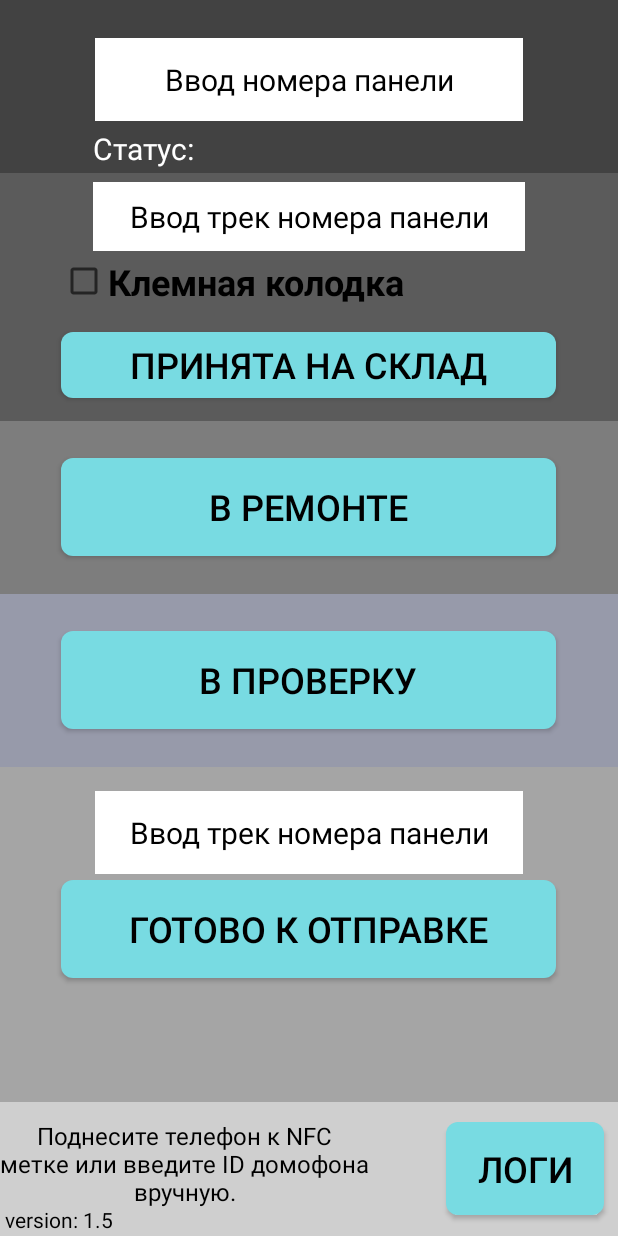
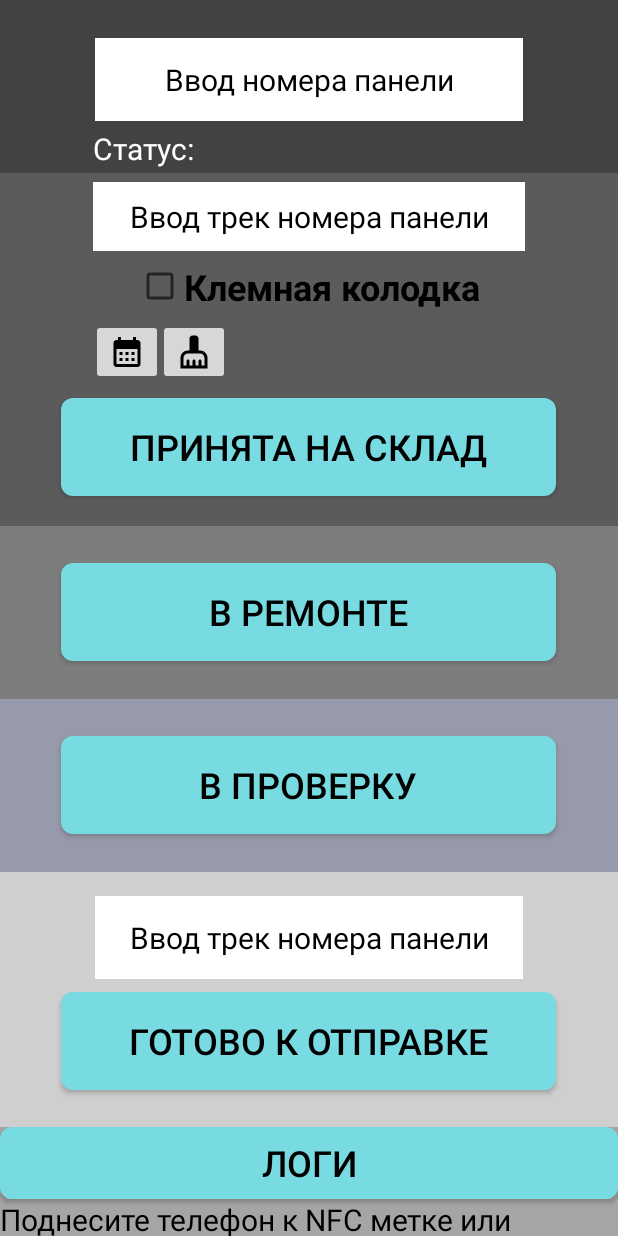
Before and after one commit to maxlukyrabbit/Sputnik, an Android app: the screen it shows after launch (MainActivity), on a phone screen of 412 x 824 dp. Run offline under Robolectric (Android 15) with nearby library versions, the phone set to English and light mode, and no system bars; libraries missing offline, so code that uses them is left out: com.google.firebase.crashlytics.

Commit message:
version 1.7

```diff
--- a/My_Application/app/src/main/java/com/example/my_application/Change_stage.java
+++ b/My_Application/app/src/main/java/com/example/my_application/Change_stage.java
@@ -111,7 +111,7 @@ public class Change_stage {
         return status;
     }
 
-    public static String Accepted_warehouse(String id_deal, String in_track_number, String id_panel, Context context, boolean flag, boolean checkBox) {
+    public static String Accepted_warehouse(String id_deal, String in_track_number, String id_panel, Context context, boolean flag, boolean checkBox, String date) {
 
         String err = null;
         String result = null;
@@ -130,6 +130,9 @@ public class Change_stage {
                 }
                 else {
                     terminal_block.terminal_block(id_deal, "0");
+                }
+                if (date.length() != 0){
+                    changing_date_receipt.changing_date(id_deal, date);
                 }
                 logsTXT.LogsWriter(context, "Успех:", id_panel, "принято на склад");
             }
--- /dev/null
+++ b/My_Application/app/src/main/res/drawable/baseline_calendar_month_24.xml
@@ -0,0 +1,5 @@
+<vector android:height="24dp" android:tint="#FFFFFF"
+    android:viewportHeight="24" android:viewportWidth="24"
+    android:width="24dp" xmlns:android="http://schemas.android.com/apk/res/android">
+    <path android:fillColor="@android:color/white" android:pathData="M19,4h-1V2h-2v2H8V2H6v2H5C3.89,4 3.01,4.9 3.01,6L3,20c0,1.1 0.89,2 2,2h14c1.1,0 2,-0.9 2,-2V6C21,4.9 20.1,4 19,4zM19,20H5V10h14V20zM9,14H7v-2h2V14zM13,14h-2v-2h2V14zM17,14h-2v-2h2V14zM9,18H7v-2h2V18zM13,18h-2v-2h2V18zM17,18h-2v-2h2V18z"/>
+</vector>
--- /dev/null
+++ b/My_Application/app/src/main/res/drawable/baseline_calendar_month_24_new.xml
@@ -0,0 +1,5 @@
+<vector android:height="24dp" android:tint="#000000"
+    android:viewportHeight="24" android:viewportWidth="24"
+    android:width="24dp" xmlns:android="http://schemas.android.com/apk/res/android">
+    <path android:fillColor="@android:color/white" android:pathData="M19,4h-1V2h-2v2H8V2H6v2H5C3.89,4 3.01,4.9 3.01,6L3,20c0,1.1 0.89,2 2,2h14c1.1,0 2,-0.9 2,-2V6C21,4.9 20.1,4 19,4zM19,20H5V10h14V20zM9,14H7v-2h2V14zM13,14h-2v-2h2V14zM17,14h-2v-2h2V14zM9,18H7v-2h2V18zM13,18h-2v-2h2V18zM17,18h-2v-2h2V18z"/>
+</vector>
--- /dev/null
+++ b/My_Application/app/src/main/res/drawable/baseline_cleaning_services_24.xml
@@ -0,0 +1,5 @@
+<vector android:height="24dp" android:tint="#000000"
+    android:viewportHeight="24" android:viewportWidth="24"
+    android:width="24dp" xmlns:android="http://schemas.android.com/apk/res/android">
+    <path android:fillColor="@android:color/white" android:pathData="M16,11h-1V3c0,-1.1 -0.9,-2 -2,-2h-2C9.9,1 9,1.9 9,3v8H8c-2.76,0 -5,2.24 -5,5v7h18v-7C21,13.24 18.76,11 16,11zM19,21h-2v-3c0,-0.55 -0.45,-1 -1,-1s-1,0.45 -1,1v3h-2v-3c0,-0.55 -0.45,-1 -1,-1s-1,0.45 -1,1v3H9v-3c0,-0.55 -0.45,-1 -1,-1s-1,0.45 -1,1v3H5v-5c0,-1.65 1.35,-3 3,-3h8c1.65,0 3,1.35 3,3V21z"/>
+</vector>
--- a/My_Application/app/src/main/res/layout/activity_main.xml
+++ b/My_Application/app/src/main/res/layout/activity_main.xml
@@ -7,7 +7,14 @@
     android:background="#A5A5A5"
     tools:context=".MainActivity">
 
+    <ScrollView
+        android:layout_width="match_parent"
+        android:layout_height="match_parent">
 
+        <LinearLayout
+            android:layout_width="match_parent"
+            android:layout_height="wrap_content"
+            android:orientation="vertical">
             <RelativeLayout
                 android:id="@+id/firsit"
                 android:layout_width="match_parent"
@@ -91,13 +98,34 @@
 
                 android:id="@+id/second"
                 android:layout_width="match_parent"
-        android:layout_height="165dp"
+                android:layout_height="235dp"
                 android:background="#5B5B5B"
                 app:layout_constraintEnd_toEndOf="parent"
                 app:layout_constraintHorizontal_bias="0.0"
                 app:layout_constraintStart_toStartOf="parent"
                 app:layout_constraintTop_toBottomOf="@+id/firsit">
 
+
+                <ImageButton
+                    android:id="@+id/calendar_button"
+                    android:layout_width="wrap_content"
+                    android:layout_height="wrap_content"
+                    android:layout_below="@+id/Terminal_block"
+                    android:layout_marginStart="-260dp"
+                    android:layout_marginTop="5dp"
+                    android:layout_toEndOf="@+id/Terminal_block"
+                    app:srcCompat="@drawable/baseline_calendar_month_24_new" />
+
+                <ImageButton
+                    android:id="@+id/clear_button"
+                    android:layout_width="wrap_content"
+                    android:layout_height="wrap_content"
+                    android:layout_below="@+id/Terminal_block"
+                    android:layout_marginStart="-215dp"
+                    android:layout_marginTop="5dp"
+                    android:onClick="clean_date"
+                    android:layout_toEndOf="@+id/Terminal_block"
+                    app:srcCompat="@drawable/baseline_cleaning_services_24" />
 
                 <EditText
                     android:id="@+id/track_number1"
@@ -108,21 +136,21 @@
                     android:layout_marginTop="6dp"
                     android:background="#ffffff"
                     android:ems="10"
-            android:textSize="20dp"
                     android:gravity="center"
                     android:hint="@string/track_number"
                     android:inputType="text"
                     android:textAlignment="center"
                     android:textColor="@color/black"
-            android:textColorHint="@color/black" />
+                    android:textColorHint="@color/black"
+                    android:textSize="20dp" />
 
                 <Button
                     android:id="@+id/button"
                     android:layout_width="330dp"
-            android:layout_height="44dp"
+                    android:layout_height="65dp"
                     android:layout_alignParentTop="true"
                     android:layout_centerHorizontal="true"
-            android:layout_marginTop="106dp"
+                    android:layout_marginTop="150dp"
                     android:background="@drawable/rectangle_shape"
                     android:gravity="center"
                     android:radius="90dp"
@@ -130,6 +158,7 @@
                     android:text="@string/button1"
                     android:textColor="@color/black"
                     android:textSize="24dp"
+
                     app:layout_constraintBottom_toBottomOf="parent"
                     app:layout_constraintEnd_toEndOf="parent"
                     app:layout_constraintHorizontal_bias="0.518"
@@ -142,14 +171,25 @@
                     android:id="@+id/Terminal_block"
                     android:layout_width="wrap_content"
                     android:layout_height="wrap_content"
-            android:layout_alignParentStart="true"
                     android:layout_alignParentTop="true"
-            android:layout_marginStart="40dp"
-            android:layout_marginTop="56dp"
+                    android:layout_centerHorizontal="true"
+                    android:layout_marginTop="59dp"
+                    android:text="Клемная колодка"
                     android:textSize="24dp"
+                    android:textStyle="bold" />
 
-            android:text="Клемная колодка"
-            android:textStyle="bold"/>
+                <TextView
+                    android:id="@+id/date_text"
+                    android:layout_width="wrap_content"
+                    android:layout_height="wrap_content"
+                    android:layout_below="@+id/Terminal_block"
+                    android:layout_marginStart="63dp"
+                    android:layout_marginTop="7dp"
+                    android:layout_toEndOf="@+id/calendar_button"
+
+                    android:textColor="@color/black"
+                    android:textSize="24dp"
+                    android:textStyle="bold" />
 
             </RelativeLayout>
 
@@ -205,59 +245,13 @@
             <RelativeLayout
                 android:id="@+id/fifth"
                 android:layout_width="match_parent"
-        android:layout_height="89dp"
+                android:layout_height="170dp"
                 android:background="#CFCFCF"
                 app:layout_constraintBottom_toBottomOf="parent"
                 app:layout_constraintEnd_toEndOf="parent"
                 app:layout_constraintHorizontal_bias="0.0"
                 app:layout_constraintStart_toStartOf="parent">
 
-        <Button
-            android:id="@+id/Logs"
-            android:gravity="center"
-            android:layout_width="105dp"
-            android:layout_height="62dp"
-            android:layout_alignParentTop="true"
-            android:layout_alignParentEnd="true"
-            android:layout_marginTop="13dp"
-            android:layout_marginEnd="9dp"
-            android:background="@drawable/rectangle_shape"
-
-            android:onClick="startLogs"
-            android:text="Логи"
-            android:textColor="@color/black"
-            android:textSize="24dp"
-            app:layout_constraintBottom_toBottomOf="parent"
-            app:layout_constraintEnd_toEndOf="parent" />
-
-        <TextView
-            android:id="@+id/textView"
-            android:layout_width="246dp"
-            android:layout_height="64dp"
-            android:layout_alignParentTop="true"
-            android:layout_marginTop="11dp"
-            android:text="@string/NFC_inf"
-            android:textAlignment="center"
-            android:textColor="@color/black"
-            android:textSize="16dp"
-            app:layout_constraintBottom_toBottomOf="parent"
-            app:layout_constraintEnd_toEndOf="parent"
-            app:layout_constraintHorizontal_bias="0.038"
-            app:layout_constraintStart_toStartOf="parent" />
-
-        <TextView
-            android:id="@+id/version"
-            android:layout_width="wrap_content"
-            android:layout_height="wrap_content"
-            android:layout_alignParentStart="true"
-            android:layout_alignParentBottom="true"
-            android:layout_marginStart="3dp"
-            android:layout_marginBottom="1dp"
-            android:text="version: 1.5"
-            android:textColor="@color/black" />
-
-
-    </RelativeLayout>
 
                 <EditText
                     android:id="@+id/track_number2"
@@ -275,20 +269,19 @@
                     android:gravity="center"
                     android:textColorHint="@color/black"
                     app:layout_constraintEnd_toEndOf="parent"
-        app:layout_constraintStart_toStartOf="parent"
-        app:layout_constraintTop_toBottomOf="@+id/sixth" />
+                    app:layout_constraintStart_toStartOf="parent" />
 
                 <Button
                     android:id="@+id/button2"
                     android:layout_width="330dp"
                     android:layout_height="65dp"
+                    android:layout_alignParentTop="true"
+                    android:layout_marginTop="80dp"
+                    android:background="@drawable/rectangle_shape"
                     android:gravity="center"
-        android:layout_marginTop="4dp"
-
-        android:background="@drawable/rectangle_shape"
                     android:text="@string/button2"
+                    android:layout_centerHorizontal="true"
                     android:textColor="@color/black"
-
                     android:textSize="24dp"
                     app:layout_constraintEnd_toEndOf="parent"
                     app:layout_constraintHorizontal_bias="0.493"
@@ -297,4 +290,49 @@
                     tools:ignore="MissingConstraints" />
 
 
+            </RelativeLayout>
+
+
+
+            <Button
+                android:id="@+id/button6"
+                android:layout_width="match_parent"
+                android:layout_height="match_parent"
+
+                android:background="@drawable/rectangle_shape"
+                android:gravity="center"
+                android:text="@string/logs"
+                android:textColor="@color/black"
+                android:textSize="24dp"
+                app:layout_constraintEnd_toEndOf="parent"
+                app:layout_constraintHorizontal_bias="0.493"
+                app:layout_constraintStart_toStartOf="parent"
+
+                tools:ignore="MissingConstraints" />
+
+            <TextView
+                android:id="@+id/textView3"
+                android:layout_width="match_parent"
+                android:layout_height="wrap_content"
+                android:text="@string/NFC_inf"
+                android:textSize="20dp"
+                android:textColor="@color/black"/>
+
+            <TextView
+                android:id="@+id/version"
+                android:layout_width="match_parent"
+                android:layout_height="wrap_content"
+                android:text="@string/version" />
+
+
+        </LinearLayout>
+
+    </ScrollView>
+
+
+
+
+
+
+
 </androidx.constraintlayout.widget.ConstraintLayout>
--- a/My_Application/app/src/main/res/values/strings.xml
+++ b/My_Application/app/src/main/res/values/strings.xml
@@ -2,12 +2,14 @@
     <string name="app_name">SK-Warranty</string>
     <string name="button1">Принята на склад</string>
     <string name="button2">Готово к отправке</string>
-    <string name="NFC_inf">Поднесите телефон к NFC метке или введите ID  домофона вручную.</string>
+    <string name="NFC_inf">Поднесите телефон к NFC метке или введите ID  домофона вручную.\n</string>
     <string name="text">Ввод номера панели</string>
     <string name="track_number">Ввод трек номера панели</string>
     <string name="rb1">Изменить</string>
     <string name="rb2">Получить</string>
     <string name="To_check">В проверку</string>
     <string name="Repair">В ремонте</string>
+    <string name="logs">Логи</string>
+    <string name="version"> version 1.7</string>
 
 </resources>
```
Also changed, not shown: My_Application/app/src/main/java/com/example/my_application/MainActivity.java (+34 -3 lines), My_Application/app/src/main/java/com/example/my_application/changing_date_receipt.java (added, +53 -0 lines). Lines whose indentation alone changed are shown as unchanged.
